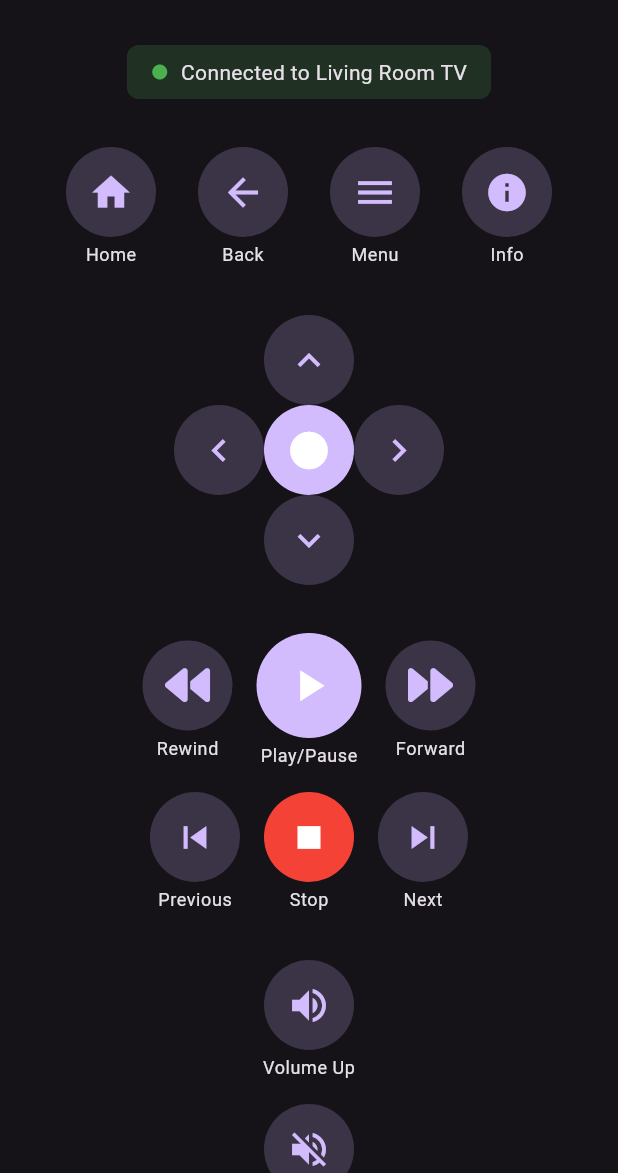
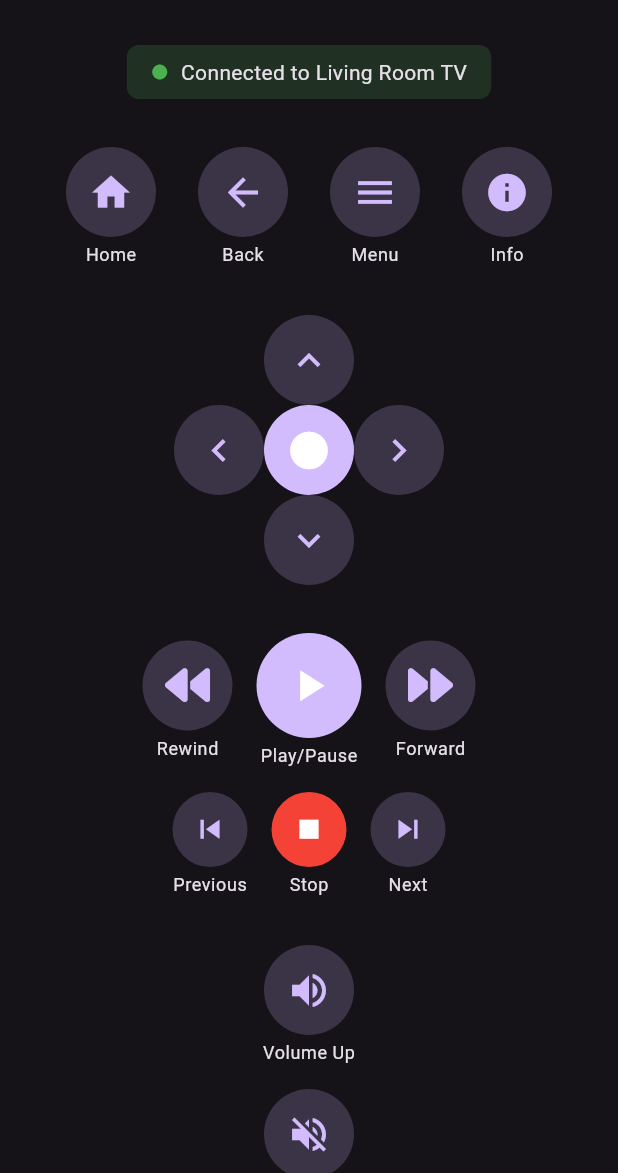
Before and after one commit to TylerHight/PC_Remote_Control_App, a Flutter app: the screen it shows after launch, on a phone screen of 412 x 824 dp, the part 63-1236 px from its top. Run offline on Flutter 3.47's test engine with Material 3 defaults, Android fonts, the phone set to English and light mode, and no system bars; our stand-ins replace equatable, flutter_bloc, font_awesome_flutter.

Commit message:
adjust control button sizes for improved layout

```diff
--- a/lib/presentation/widgets/media_controls.dart
+++ b/lib/presentation/widgets/media_controls.dart
@@ -57,6 +57,7 @@ class MediaControls extends StatelessWidget {
               icon: Icons.skip_previous,
               onPressed: onPreviousPressed,
               label: 'Previous',
+              size: 50, // Smaller size
             ),
             const SizedBox(width: 16),
             ControlButton(
@@ -64,12 +65,14 @@ class MediaControls extends StatelessWidget {
               onPressed: onStopPressed,
               color: Colors.red,
               label: 'Stop',
+              size: 50, // Smaller size
             ),
             const SizedBox(width: 16),
             ControlButton(
               icon: Icons.skip_next,
               onPressed: onNextPressed,
               label: 'Next',
+              size: 50, // Smaller size
             ),
           ],
         ),
```
